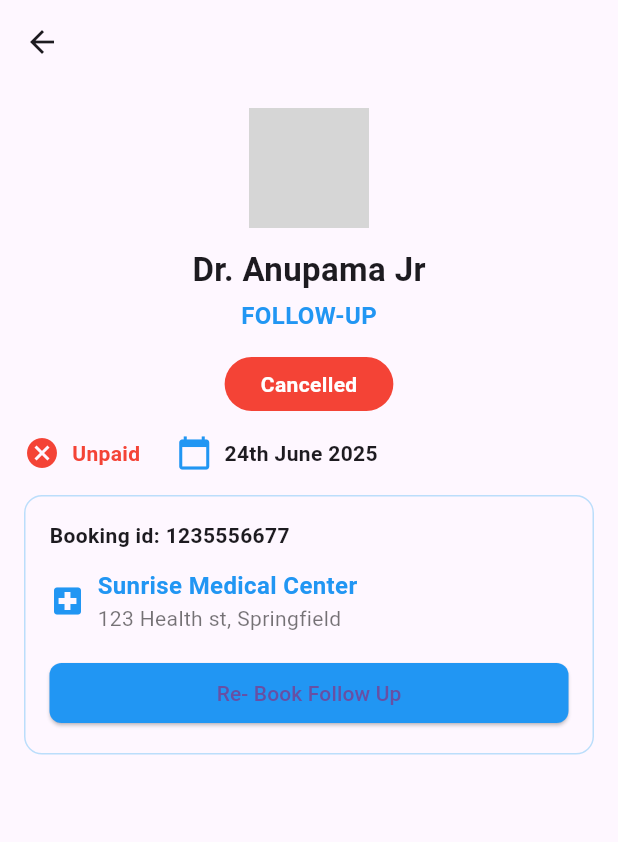
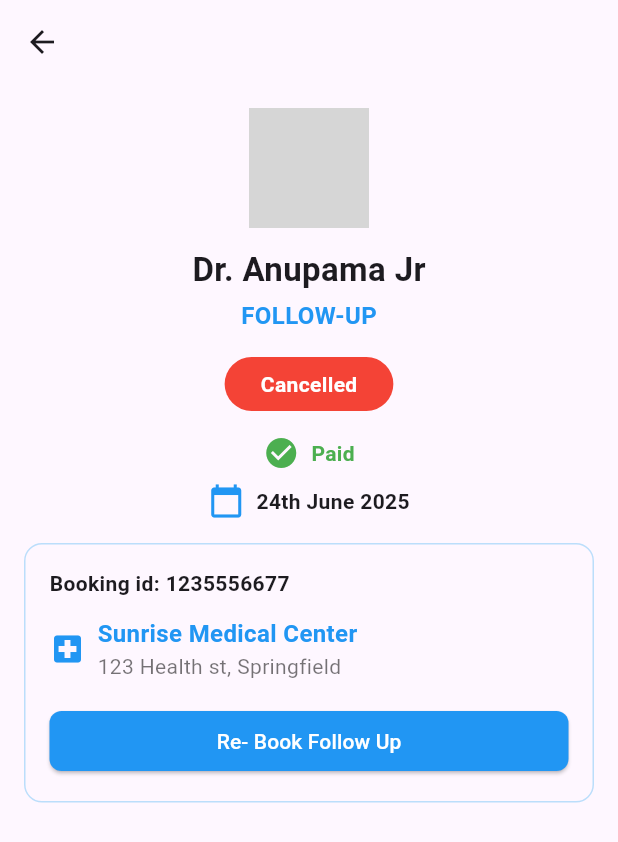
Before and after one commit to P-R-ROHITH/inbox, a Flutter app: the FollowUpPage screen opened directly, after a tap on "Dismiss", after a tap on the "chevron right" icon, on a phone screen of 412 x 824 dp. Shown: the top 842 px of the screen. Run offline on Flutter 3.47's test engine with Material 3 defaults, Android fonts, the phone set to English and light mode, and no system bars; our stand-ins replace lottie; network calls fail; grey boxes are pictures that could not be loaded.

Commit message:
extra cancelled and booked

```diff
--- a/lib/features/inbox/messages/follow_up_detail_page.dart
+++ b/lib/features/inbox/messages/cancelled follow_up_detail_page.dart
@@ -45,20 +45,44 @@ class FollowUpDetailPage extends StatelessWidget {
               ),
             ),
             const SizedBox(height: 16),
+            Column(
+              crossAxisAlignment: CrossAxisAlignment.center,
+              children: [
+                if (data.paymentStatus == "Paid")
                   Row(
+                    mainAxisAlignment: MainAxisAlignment.center,
+                    children: [
+                      const Icon(Icons.check_circle, color: Colors.green),
+                      const SizedBox(width: 8),
+                      const Text(
+                        "Paid",
+                        style: TextStyle(color: Colors.green, fontWeight: FontWeight.w600),
+                      ),
+                    ],
+                  )
+                else
+                  Row(
+                    mainAxisAlignment: MainAxisAlignment.center,
                     children: [
                       const Icon(Icons.cancel, color: Colors.red),
                       const SizedBox(width: 8),
-                Text(
-                  data.paymentStatus,
-                  style: const TextStyle(color: Colors.red, fontWeight: FontWeight.w600),
+                      const Text(
+                        "Unpaid",
+                        style: TextStyle(color: Colors.red, fontWeight: FontWeight.w600),
                       ),
-                const SizedBox(width: 24),
+                    ],
+                  ),
+                const SizedBox(height: 8),
+                Row(
+                  mainAxisAlignment: MainAxisAlignment.center,
+                  children: [
                     const Icon(Icons.calendar_today, color: Colors.blue),
                     const SizedBox(width: 8),
                     Text(
                       data.date,
                       style: const TextStyle(fontWeight: FontWeight.w600),
+                    ),
+                  ],
                 ),
               ],
             ),
@@ -114,7 +138,10 @@ class FollowUpDetailPage extends StatelessWidget {
                           borderRadius: BorderRadius.circular(8),
                         ),
                       ),
-                      child: const Text("Re- Book Follow Up"),
+                      child: const Text(
+                        "Re- Book Follow Up",
+                        style: TextStyle(color: Colors.white), // Make text white
+                      ),
                     ),
                   ),
                 ],
--- a/lib/features/inbox/messages/follow_up_card.dart
+++ b/lib/features/inbox/messages/follow_up_card.dart
@@ -1,5 +1,6 @@
 import 'package:flutter/material.dart';
-import 'package:inbox/features/inbox/messages/follow_up_detail_page.dart';
+import 'package:inbox/features/inbox/messages/cancelled%20follow_up_detail_page.dart';
+import 'package:inbox/features/inbox/messages/booked_follow_up_detail_page.dart';
 import 'package:lottie/lottie.dart';
 import 'package:inbox/features/inbox/messages/follow_up_data.dart';
 
@@ -127,14 +128,18 @@ class _FollowUpCardState extends State<FollowUpCard> {
   bool dismissed = false; // <-- Add this
 
   Future<FollowUpData> fetchFollowUpData() async {
+    // Replace with your backend call if needed
     return FollowUpData(
       doctorName: widget.doctorName,
       doctorProfilePic: widget.profilePicture,
-      paymentStatus: "Unpaid",
+      paymentStatus: "Paid",
       date: widget.date,
       bookingId: "1235556677",
       facilityName: widget.facility,
       facilityAddress: "123 Health st, Springfield",
+      token: "12",
+      time: "10:00AM",
+      paymentMode: "Online - UPI",
     );
   }
 
@@ -414,8 +419,14 @@ class _FollowUpCardState extends State<FollowUpCard> {
                 const Spacer(),
                 IconButton(
                   icon: const Icon(Icons.chevron_right, color: Color(0xFF2563EB)),
-                  onPressed: () {
-                    // TODO: Add your navigation or action here
+                  onPressed: () async {
+                    final followUpData = await fetchFollowUpData(); // See below
+                    Navigator.push(
+                      context,
+                      MaterialPageRoute(
+                        builder: (context) => BookedFollowUpDetailPage(data: followUpData),
+                      ),
+                    );
                   },
                 ),
               ],
--- a/lib/features/inbox/messages/follow_up_data.dart
+++ b/lib/features/inbox/messages/follow_up_data.dart
@@ -6,6 +6,9 @@ class FollowUpData {
   final String bookingId;
   final String facilityName;
   final String facilityAddress;
+  final String token;
+  final String time;
+  final String paymentMode;
 
   FollowUpData({
     required this.doctorName,
@@ -15,5 +18,8 @@ class FollowUpData {
     required this.bookingId,
     required this.facilityName,
     required this.facilityAddress,
+    required this.token,
+    required this.time,
+    required this.paymentMode,
   });
 }
```
Also changed, not shown: lib/features/inbox/messages/booked_follow_up_detail_page.dart (added, +177 -0 lines). Lines whose indentation alone changed are shown as unchanged.
